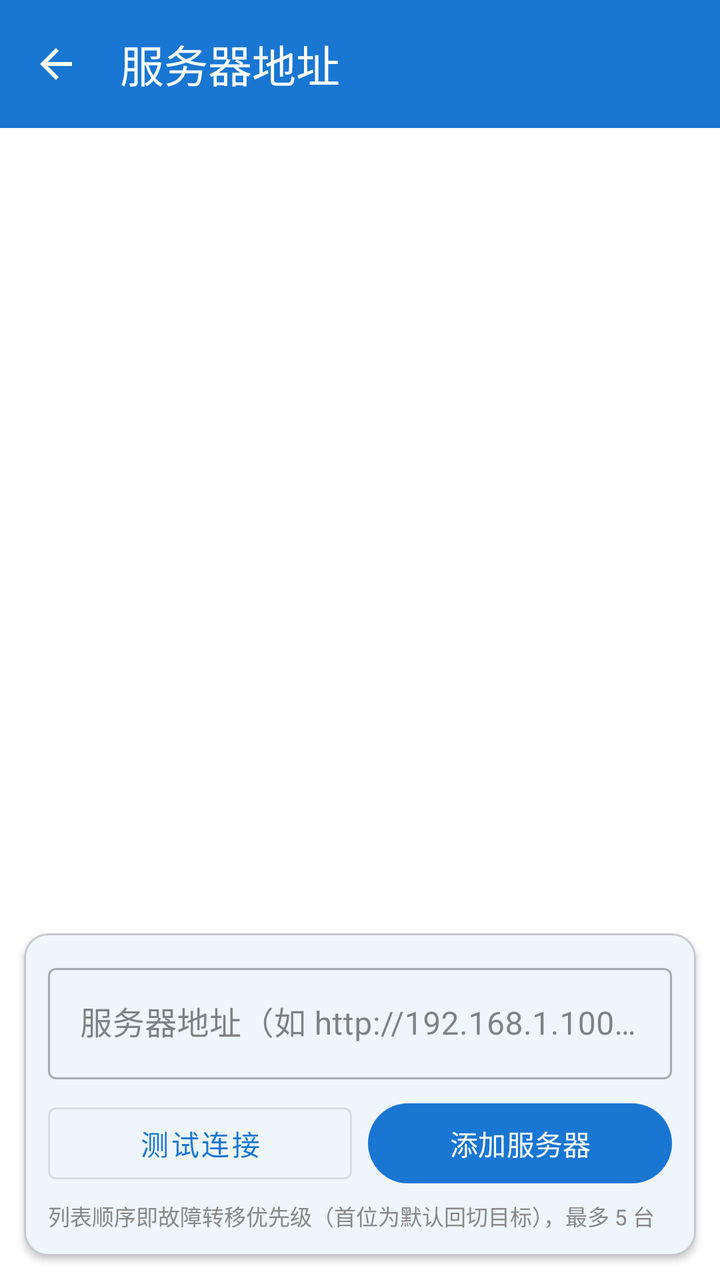
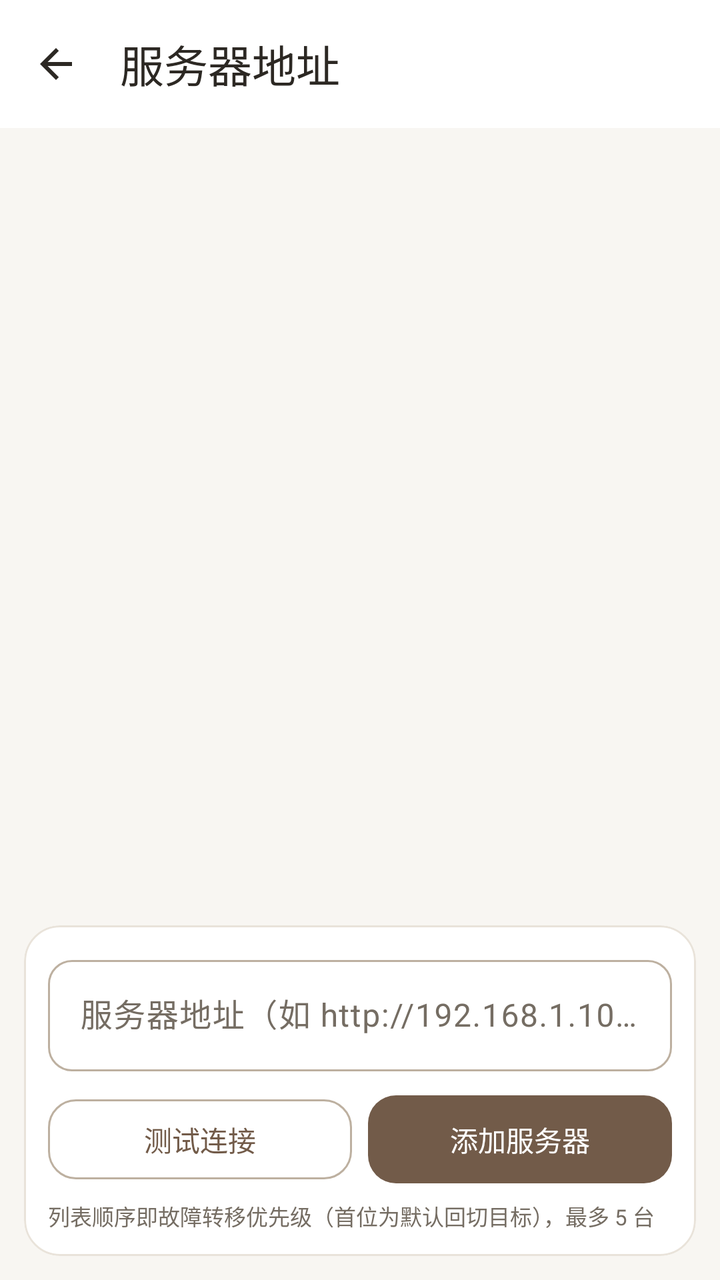

Two renders of the same Android screen: before a commit and after it. Below are the layout's source before the change and the commit's diff.
<!-- AndroidManifest.xml: application theme Theme.Project_Pandora -->
<!-- res/layout/activity_server_config.xml -->
<?xml version="1.0" encoding="utf-8"?>
<layout xmlns:android="http://schemas.android.com/apk/res/android"
    xmlns:app="http://schemas.android.com/apk/res-auto">

    <data>

    </data>

    <androidx.constraintlayout.widget.ConstraintLayout
        android:layout_width="match_parent"
        android:layout_height="match_parent"
        android:background="@color/color_bg_page">

        <com.google.android.material.appbar.MaterialToolbar
            android:id="@+id/toolbar"
            android:layout_width="match_parent"
            android:layout_height="wrap_content"
            android:background="?attr/colorPrimary"
            app:title="@string/server_config_title"
            app:titleTextColor="@android:color/white"
            app:navigationIcon="@drawable/ic_back"
            app:layout_constraintTop_toTopOf="parent" />

        <androidx.recyclerview.widget.RecyclerView
            android:id="@+id/recycler_server_list"
            android:layout_width="match_parent"
            android:layout_height="0dp"
            android:clipToPadding="false"
            android:paddingHorizontal="12dp"
            android:paddingTop="8dp"
            android:paddingBottom="4dp"
            android:scrollbars="vertical"
            app:layout_constraintTop_toBottomOf="@id/toolbar"
            app:layout_constraintBottom_toTopOf="@id/add_card" />

        
        <com.google.android.material.card.MaterialCardView
            android:id="@+id/add_card"
            android:layout_width="match_parent"
            android:layout_height="wrap_content"
            android:layout_margin="12dp"
            app:cardCornerRadius="12dp"
            app:cardElevation="2dp"
            app:layout_constraintBottom_toBottomOf="parent">

            <LinearLayout
                android:layout_width="match_parent"
                android:layout_height="wrap_content"
                android:orientation="vertical"
                android:padding="12dp">

                <com.google.android.material.textfield.TextInputLayout
                    android:id="@+id/til_server_url"
                    style="@style/Widget.MaterialComponents.TextInputLayout.OutlinedBox"
                    android:layout_width="match_parent"
                    android:layout_height="wrap_content"
                    android:hint="@string/server_url_input_hint">

                    <com.google.android.material.textfield.TextInputEditText
                        android:id="@+id/edit_server_url"
                        android:layout_width="match_parent"
                        android:layout_height="wrap_content"
                        android:inputType="textUri"
                        android:maxLines="1"
                        android:textColor="@color/color_text_edit_content" />
                </com.google.android.material.textfield.TextInputLayout>

                <LinearLayout
                    android:layout_width="match_parent"
                    android:layout_height="wrap_content"
                    android:orientation="horizontal"
                    android:layout_marginTop="8dp">

                    <com.google.android.material.button.MaterialButton
                        android:id="@+id/btn_test"
                        style="@style/Widget.MaterialComponents.Button.OutlinedButton"
                        android:layout_width="0dp"
                        android:layout_weight="1"
                        android:layout_height="wrap_content"
                        android:layout_marginEnd="8dp"
                        android:text="@string/btn_test_server" />

                    <com.google.android.material.button.MaterialButton
                        android:id="@+id/btn_add"
                        android:layout_width="0dp"
                        android:layout_weight="1"
                        android:layout_height="wrap_content"
                        android:text="@string/btn_add_server" />
                </LinearLayout>

                <TextView
                    android:layout_width="match_parent"
                    android:layout_height="wrap_content"
                    android:layout_marginTop="4dp"
                    android:text="@string/server_list_note"
                    android:textSize="11sp"
                    android:textColor="@color/color_text_secondary" />

            </LinearLayout>
        </com.google.android.material.card.MaterialCardView>

    </androidx.constraintlayout.widget.ConstraintLayout>
</layout>
<!-- resources referenced by this layout -->
<resources>
  <color name="color_bg_page">#FFFFFFFF</color>
  <color name="color_text_edit_content">#FF000000</color>
  <color name="color_text_secondary">#FF888888</color>
  <style name="Base.Theme.Project_Pandora" parent="Theme.Material3.DayNight.NoActionBar">
          
          <item name="colorPrimary">@color/color_calendar_today</item>
          <item name="colorOnPrimary">@color/white</item>
          <item name="colorSurface">@color/color_bg_page</item>
          <item name="colorOnSurface">@color/color_text_primary</item>
          <item name="colorOnSurfaceVariant">@color/color_text_secondary</item>
          <item name="android:colorBackground">@color/color_bg_page</item>
          <item name="android:textColorPrimary">@color/color_text_primary</item>
          <item name="android:textColorSecondary">@color/color_text_secondary</item>
      </style>
  <color name="color_calendar_today">#FF1976D2</color>
  <color name="white">#FFFFFFFF</color>
  <color name="color_text_primary">#FF333333</color>
  <!-- unchanged entries left out for length: 7 -->
</resources>

<!-- the commit's change to res/layout/activity_server_config.xml (unified diff, before → after) -->
@@ -15,11 +15,14 @@
             android:id="@+id/toolbar"
             android:layout_width="match_parent"
             android:layout_height="wrap_content"
-            android:background="?attr/colorPrimary"
+            android:background="@color/color_surface"
             app:title="@string/server_config_title"
-            app:titleTextColor="@android:color/white"
+            app:titleTextColor="@color/color_text_primary"
             app:navigationIcon="@drawable/ic_back"
-            app:layout_constraintTop_toTopOf="parent" />
+            app:layout_constraintTop_toTopOf="parent"
+            style="@style/Widget.Pandora.Toolbar"
+            app:navigationIconTint="@color/color_text_primary"
+            android:elevation="0dp" />
 
         <androidx.recyclerview.widget.RecyclerView
             android:id="@+id/recycler_server_list"
@@ -39,9 +42,10 @@
             android:layout_width="match_parent"
             android:layout_height="wrap_content"
             android:layout_margin="12dp"
-            app:cardCornerRadius="12dp"
-            app:cardElevation="2dp"
-            app:layout_constraintBottom_toBottomOf="parent">
+            app:cardCornerRadius="18dp"
+            app:cardElevation="0dp"
+            app:layout_constraintBottom_toBottomOf="parent"
+            app:cardBackgroundColor="@color/color_surface">
 
             <LinearLayout
                 android:layout_width="match_parent"
@@ -51,7 +55,7 @@
 
                 <com.google.android.material.textfield.TextInputLayout
                     android:id="@+id/til_server_url"
-                    style="@style/Widget.MaterialComponents.TextInputLayout.OutlinedBox"
+                    style="@style/Widget.Pandora.TextInput"
                     android:layout_width="match_parent"
                     android:layout_height="wrap_content"
                     android:hint="@string/server_url_input_hint">
@@ -73,7 +77,7 @@
 
                     <com.google.android.material.button.MaterialButton
                         android:id="@+id/btn_test"
-                        style="@style/Widget.MaterialComponents.Button.OutlinedButton"
+                        style="@style/Widget.Pandora.Button.Outlined"
                         android:layout_width="0dp"
                         android:layout_weight="1"
                         android:layout_height="wrap_content"
@@ -85,7 +89,8 @@
                         android:layout_width="0dp"
                         android:layout_weight="1"
                         android:layout_height="wrap_content"
-                        android:text="@string/btn_add_server" />
+                        android:text="@string/btn_add_server"
+                        android:textColor="@color/color_on_accent" />
                 </LinearLayout>
 
                 <TextView
<!-- resource entries referenced after the edit -->
@@ -1,22 +1,178 @@
 <!-- resources referenced by this layout -->
 <resources>
-  <color name="color_bg_page">#FFFFFFFF</color>
-  <color name="color_text_edit_content">#FF000000</color>
-  <color name="color_text_secondary">#FF888888</color>
+  <color name="color_bg_page">#F8F6F2</color>
+  <color name="color_on_accent">#FFFFFF</color>
+  <color name="color_surface">#FFFFFF</color>
+  <color name="color_text_edit_content">#2C2823</color>
+  <color name="color_text_secondary">#756D63</color>
+  <style name="Widget.Pandora.Button.Outlined" parent="Widget.Material3.Button.OutlinedButton">
+          <item name="cornerRadius">14dp</item>
+          <item name="strokeColor">@color/color_border_strong</item>
+          <item name="android:minHeight">48dp</item>
+          <item name="android:textAppearance">@style/TextAppearance.Pandora.Label</item>
+          <item name="android:textAllCaps">false</item>
+      </style>
+  <style name="Widget.Pandora.TextInput" parent="Widget.Material3.TextInputLayout.OutlinedBox">
+          <item name="boxBackgroundColor">@color/color_surface</item>
+          <item name="boxStrokeColor">@color/pandora_input_stroke</item>
+          <item name="hintTextColor">@color/color_accent</item>
+          <item name="android:textColorHint">@color/color_text_secondary</item>
+          <item name="boxCornerRadiusTopStart">12dp</item>
+          <item name="boxCornerRadiusTopEnd">12dp</item>
+          <item name="boxCornerRadiusBottomStart">12dp</item>
+          <item name="boxCornerRadiusBottomEnd">12dp</item>
+          <item name="boxStrokeWidth">1dp</item>
+          <item name="boxStrokeWidthFocused">2dp</item>
+      </style>
+  <style name="Widget.Pandora.Toolbar" parent="Widget.Material3.Toolbar">
+          <item name="android:background">@color/color_surface</item>
+          <item name="android:minHeight">64dp</item>
+          <item name="android:elevation">0dp</item>
+          <item name="titleTextAppearance">@style/TextAppearance.Pandora.Title</item>
+          <item name="titleTextColor">@color/color_text_primary</item>
+          <item name="subtitleTextColor">@color/color_text_secondary</item>
+          <item name="navigationIconTint">@color/color_text_primary</item>
+          <item name="contentInsetStart">20dp</item>
+          <item name="contentInsetEnd">16dp</item>
+      </style>
+  <color name="color_border_strong">#BDB0A0</color>
+  <style name="TextAppearance.Pandora.Label" parent="TextAppearance.Material3.LabelLarge">
+          <item name="android:fontFamily">sans-serif-medium</item>
+          <item name="android:textSize">14sp</item>
+          <item name="android:letterSpacing">0</item>
+          <item name="android:textAllCaps">false</item>
+      </style>
+  <color name="color_accent">#725B49</color>
+  <style name="TextAppearance.Pandora.Title" parent="TextAppearance.Material3.TitleLarge">
+          <item name="android:fontFamily">sans-serif-medium</item>
+          <item name="android:textSize">22sp</item>
+          <item name="android:textColor">@color/color_text_primary</item>
+      </style>
   <style name="Base.Theme.Project_Pandora" parent="Theme.Material3.DayNight.NoActionBar">
           
-          <item name="colorPrimary">@color/color_calendar_today</item>
-          <item name="colorOnPrimary">@color/white</item>
-          <item name="colorSurface">@color/color_bg_page</item>
+          <item name="colorPrimary">@color/color_accent</item>
+          <item name="colorOnPrimary">@color/color_on_accent</item>
+          <item name="colorPrimaryContainer">@color/color_accent_soft</item>
+          <item name="colorOnPrimaryContainer">@color/color_text_primary</item>
+          <item name="colorSecondary">@color/color_accent</item>
+          <item name="colorOnSecondary">@color/color_on_accent</item>
+          <item name="colorSecondaryContainer">@color/color_accent_soft</item>
+          <item name="colorOnSecondaryContainer">@color/color_text_primary</item>
+          <item name="colorTertiary">@color/color_accent</item>
+          <item name="colorOnTertiary">@color/color_on_accent</item>
+          <item name="colorTertiaryContainer">@color/color_accent_soft</item>
+          <item name="colorOnTertiaryContainer">@color/color_text_primary</item>
+          <item name="colorSurface">@color/color_surface</item>
           <item name="colorOnSurface">@color/color_text_primary</item>
           <item name="colorOnSurfaceVariant">@color/color_text_secondary</item>
+          <item name="colorSurfaceVariant">@color/color_surface_soft</item>
+          <item name="colorSurfaceContainerLowest">@color/color_surface</item>
+          <item name="colorSurfaceContainerLow">@color/color_surface</item>
+          <item name="colorSurfaceContainer">@color/color_surface_soft</item>
+          <item name="colorSurfaceContainerHigh">@color/color_surface_soft</item>
+          <item name="colorSurfaceContainerHighest">@color/color_accent_soft</item>
+          <item name="colorOutline">@color/color_border_strong</item>
+          <item name="colorOutlineVariant">@color/color_divider</item>
+          <item name="colorError">@color/color_error</item>
+          <item name="colorOnError">@color/color_on_accent</item>
+          <item name="colorErrorContainer">@color/color_error_surface</item>
+          <item name="colorOnErrorContainer">@color/color_error</item>
+          <item name="colorControlHighlight">@color/color_accent_soft</item>
           <item name="android:colorBackground">@color/color_bg_page</item>
+          <item name="android:windowBackground">@color/color_bg_page</item>
           <item name="android:textColorPrimary">@color/color_text_primary</item>
           <item name="android:textColorSecondary">@color/color_text_secondary</item>
+          <item name="android:fontFamily">sans-serif</item>
+          <item name="fontFamily">sans-serif</item>
+          <item name="textAppearanceBodyLarge">@style/TextAppearance.Pandora.Body</item>
+          <item name="textAppearanceBodyMedium">@style/TextAppearance.Pandora.BodySmall</item>
+          <item name="textAppearanceTitleLarge">@style/TextAppearance.Pandora.Title</item>
+          <item name="textAppearanceLabelLarge">@style/TextAppearance.Pandora.Label</item>
+          <item name="materialButtonStyle">@style/Widget.Pandora.Button</item>
+          <item name="materialButtonOutlinedStyle">@style/Widget.Pandora.Button.Outlined</item>
+          <item name="materialCardViewStyle">@style/Widget.Pandora.Card</item>
+          <item name="cardViewStyle">@style/Widget.Pandora.LegacyCard</item>
+          <item name="toolbarStyle">@style/Widget.Pandora.Toolbar</item>
+          <item name="textInputStyle">@style/Widget.Pandora.TextInput</item>
+          <item name="tabStyle">@style/Widget.Pandora.Tabs</item>
+          <item name="chipStyle">@style/Widget.Pandora.Chip</item>
+          <item name="bottomNavigationStyle">@style/Widget.Pandora.BottomNavigation</item>
+          <item name="floatingActionButtonStyle">@style/Widget.Pandora.Fab</item>
       </style>
-  <color name="color_calendar_today">#FF1976D2</color>
-  <color name="white">#FFFFFFFF</color>
-  <color name="color_text_primary">#FF333333</color>
+  <color name="color_accent_soft">#EEE6DC</color>
+  <color name="color_surface_soft">#F3EFE8</color>
+  <color name="color_divider">#E9E3DA</color>
+  <color name="color_error">#A1473A</color>
+  <color name="color_error_surface">#F8EAE5</color>
+  <style name="TextAppearance.Pandora.Body" parent="TextAppearance.Material3.BodyLarge">
+          <item name="android:fontFamily">sans-serif</item>
+          <item name="android:textSize">16sp</item>
+          <item name="android:textColor">@color/color_text_primary</item>
+      </style>
+  <style name="TextAppearance.Pandora.BodySmall" parent="TextAppearance.Material3.BodyMedium">
+          <item name="android:textSize">14sp</item>
+          <item name="android:textColor">@color/color_text_secondary</item>
+      </style>
+  <style name="Widget.Pandora.Button" parent="Widget.Material3.Button">
+          <item name="cornerRadius">14dp</item>
+          <item name="android:minHeight">52dp</item>
+          <item name="android:textAppearance">@style/TextAppearance.Pandora.Label</item>
+          <item name="android:textAllCaps">false</item>
+          <item name="android:stateListAnimator">@null</item>
+      </style>
+  <style name="Widget.Pandora.Card" parent="Widget.MaterialComponents.CardView">
+          <item name="cardBackgroundColor">@color/color_surface</item>
+          <item name="cardCornerRadius">18dp</item>
+          <item name="cardElevation">0dp</item>
+          <item name="strokeColor">@color/color_divider</item>
+          <item name="strokeWidth">1dp</item>
+      </style>
+  <style name="Widget.Pandora.LegacyCard" parent="CardView">
+          <item name="cardBackgroundColor">@color/color_surface</item>
+          <item name="cardCornerRadius">18dp</item>
+          <item name="cardElevation">1dp</item>
+      </style>
+  <style name="Widget.Pandora.Tabs" parent="Widget.Material3.TabLayout">
+          <item name="android:background">@color/color_surface</item>
+          <item name="tabTextAppearance">@style/TextAppearance.Pandora.Label</item>
+          <item name="tabTextColor">@color/color_text_secondary</item>
+          <item name="tabSelectedTextColor">@color/color_accent</item>
+          <item name="tabIndicatorColor">@color/color_accent</item>
+          <item name="tabIndicatorHeight">2dp</item>
+          <item name="tabRippleColor">@color/color_accent_soft</item>
+      </style>
+  <style name="Widget.Pandora.Chip" parent="Widget.Material3.Chip.Filter">
+          <item name="chipBackgroundColor">@color/pandora_chip_background</item>
+          <item name="android:textColor">@color/pandora_chip_text</item>
+          <item name="chipStrokeColor">@color/color_divider</item>
+          <item name="chipStrokeWidth">1dp</item>
+          <item name="chipCornerRadius">12dp</item>
+          <item name="ensureMinTouchTargetSize">true</item>
+      </style>
+  <style name="Widget.Pandora.BottomNavigation" parent="Widget.Material3.BottomNavigationView">
+          <item name="android:background">@color/color_surface</item>
+          <item name="elevation">0dp</item>
+          <item name="itemIconSize">23dp</item>
+          <item name="itemIconTint">@color/bottom_nav_color_selector</item>
+          <item name="itemTextColor">@color/bottom_nav_color_selector</item>
+          <item name="itemTextAppearanceActive">@style/TextAppearance.Pandora.Navigation</item>
+          <item name="itemTextAppearanceInactive">@style/TextAppearance.Pandora.Navigation</item>
+          <item name="itemActiveIndicatorStyle">@style/Widget.Pandora.NavIndicator</item>
+      </style>
+  <style name="Widget.Pandora.Fab" parent="Widget.Material3.FloatingActionButton.Primary">
+          <item name="backgroundTint">@color/color_accent</item>
+          <item name="tint">@color/color_on_accent</item>
+          <item name="elevation">2dp</item>
+      </style>
+  <style name="TextAppearance.Pandora.Navigation" parent="TextAppearance.Material3.LabelMedium">
+          <item name="android:fontFamily">sans-serif-medium</item>
+          <item name="android:textSize">12sp</item>
+          <item name="android:letterSpacing">0</item>
+      </style>
+  <style name="Widget.Pandora.NavIndicator" parent="Widget.Material3.BottomNavigationView.ActiveIndicator">
+          <item name="android:color">@color/color_accent_soft</item>
+      </style>
+  <color name="color_text_primary">#2C2823</color>
   <!-- unchanged entries left out for length: 7 -->
 </resources>
 
